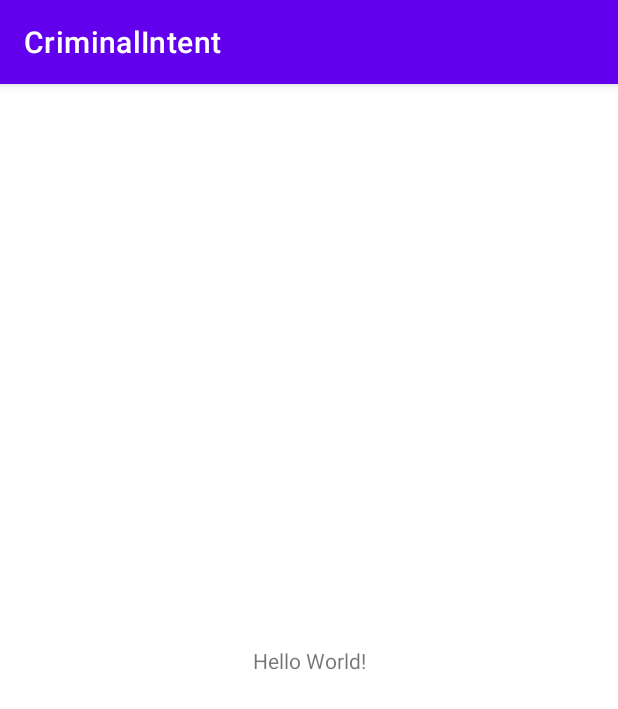
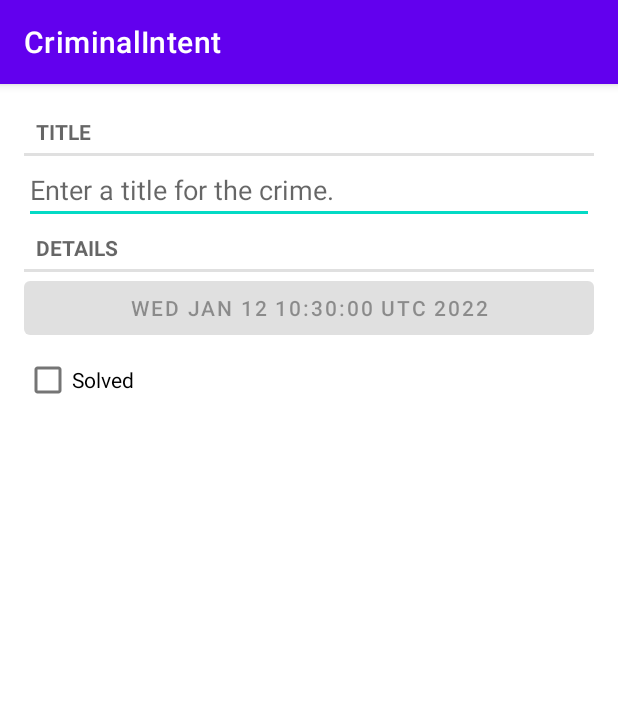
Before and after one commit to dkqa/CriminalIntent, an Android app: the screen it shows after launch (MainActivity), on a phone screen of 412 x 824 dp. Shown: the top 709 px of the screen. Run offline under Robolectric (Android 15) with nearby library versions, the phone set to English and light mode, and no system bars.

Commit message:
Chapter 8 - UI-fragments and FragmentManager

```diff
--- a/app/build.gradle
+++ b/app/build.gradle
@@ -5,9 +5,12 @@ plugins {
 
 android {
     compileSdkVersion 29
-    buildToolsVersion "31.0.0"
+    buildToolsVersion "29.0.2"
 
     defaultConfig {
+        configurations.all {
+            resolutionStrategy { force 'androidx.core:core-ktx:1.6.0' }
+        }
         applicationId "com.dkqa.android.criminalintent"
         minSdkVersion 21
         targetSdkVersion 29
@@ -36,7 +39,8 @@ dependencies {
 
     implementation "org.jetbrains.kotlin:kotlin-stdlib:$kotlin_version"
     implementation 'androidx.core:core-ktx:1.7.0'
-    implementation 'androidx.appcompat:appcompat:1.4.0'
+    implementation 'androidx.appcompat:appcompat:1.3.0'
+    implementation 'androidx.lifecycle:lifecycle-extensions:2.0.0'
     implementation 'com.google.android.material:material:1.4.0'
     implementation 'androidx.constraintlayout:constraintlayout:2.1.2'
     testImplementation 'junit:junit:4.+'
--- /dev/null
+++ b/app/src/main/java/com/dkqa/android/criminalintent/Crime.kt
@@ -0,0 +1,10 @@
+package com.dkqa.android.criminalintent
+
+import java.util.*
+
+class Crime(val id: UUID = UUID.randomUUID(),
+            var title: String = "",
+            var date: Date = Date(),
+            var isSolved: Boolean = false) {
+
+}
--- /dev/null
+++ b/app/src/main/java/com/dkqa/android/criminalintent/CrimeFragment.kt
@@ -0,0 +1,69 @@
+package com.dkqa.android.criminalintent
+
+import android.os.Bundle
+import android.text.Editable
+import android.text.TextWatcher
+import android.view.LayoutInflater
+import android.view.View
+import android.view.ViewGroup
+import android.widget.Button
+import android.widget.CheckBox
+import android.widget.EditText
+import androidx.fragment.app.Fragment
+
+class CrimeFragment : Fragment() {
+
+    private lateinit var crime: Crime
+    private lateinit var titleField: EditText
+    private lateinit var dateButton: Button
+    private lateinit var solvedCheckBox: CheckBox
+
+    override fun onCreate(savedInstanceState: Bundle?) {
+        super.onCreate(savedInstanceState)
+        crime = Crime()
+    }
+
+    override fun onCreateView(
+        inflater: LayoutInflater,
+        container: ViewGroup?,
+        savedInstanceState: Bundle?
+    ): View? {
+        val view = inflater.inflate(R.layout.fragment_crime, container, false)
+        titleField = view.findViewById(R.id.crime_title) as EditText
+        dateButton = view.findViewById(R.id.crime_date) as Button
+        solvedCheckBox = view.findViewById(R.id.crime_solved) as CheckBox
+
+        dateButton.apply {
+            text = crime.date.toString()
+            isEnabled = false
+        }
+
+        return view
+    }
+
+    override fun onStart() {
+        super.onStart()
+
+        val titleWatcher = object : TextWatcher {
+            override fun beforeTextChanged(s: CharSequence?, start: Int, count: Int, after: Int) {
+                TODO("Not yet implemented")
+            }
+
+            override fun onTextChanged(s: CharSequence?, start: Int, before: Int, count: Int) {
+                crime.title = s.toString()
+            }
+
+            override fun afterTextChanged(s: Editable?) {
+                TODO("Not yet implemented")
+            }
+        }
+
+        titleField.addTextChangedListener(titleWatcher)
+
+        solvedCheckBox.apply {
+            setOnCheckedChangeListener { _, isChecked ->
+                crime.isSolved = isChecked
+            }
+        }
+    }
+}
--- a/app/src/main/java/com/dkqa/android/criminalintent/MainActivity.kt
+++ b/app/src/main/java/com/dkqa/android/criminalintent/MainActivity.kt
@@ -7,5 +7,15 @@ class MainActivity : AppCompatActivity() {
     override fun onCreate(savedInstanceState: Bundle?) {
         super.onCreate(savedInstanceState)
         setContentView(R.layout.activity_main)
+
+        val currentFragment = supportFragmentManager.findFragmentById(R.id.fragment_container)
+
+        if (currentFragment == null) {
+            val fragment = CrimeFragment()
+            supportFragmentManager
+                .beginTransaction()
+                .add(R.id.fragment_container, fragment)
+                .commit()
+        }
     }
 }
--- a/app/src/main/res/layout/activity_main.xml
+++ b/app/src/main/res/layout/activity_main.xml
@@ -1,18 +1,5 @@
 <?xml version="1.0" encoding="utf-8"?>
-<androidx.constraintlayout.widget.ConstraintLayout xmlns:android="http://schemas.android.com/apk/res/android"
-    xmlns:app="http://schemas.android.com/apk/res-auto"
-    xmlns:tools="http://schemas.android.com/tools"
+<FrameLayout xmlns:android="http://schemas.android.com/apk/res/android"
+    android:id="@+id/fragment_container"
     android:layout_width="match_parent"
-    android:layout_height="match_parent"
-    tools:context=".MainActivity">
-
-    <TextView
-        android:layout_width="wrap_content"
-        android:layout_height="wrap_content"
-        android:text="Hello World!"
-        app:layout_constraintBottom_toBottomOf="parent"
-        app:layout_constraintLeft_toLeftOf="parent"
-        app:layout_constraintRight_toRightOf="parent"
-        app:layout_constraintTop_toTopOf="parent" />
-
-</androidx.constraintlayout.widget.ConstraintLayout>
+    android:layout_height="match_parent" />
--- /dev/null
+++ b/app/src/main/res/layout/fragment_crime.xml
@@ -0,0 +1,39 @@
+<?xml version="1.0" encoding="utf-8"?>
+<LinearLayout xmlns:android="http://schemas.android.com/apk/res/android"
+    xmlns:tools="http://schemas.android.com/tools"
+    android:layout_width="match_parent"
+    android:layout_height="match_parent"
+    android:layout_margin="16dp"
+    android:orientation="vertical">
+
+    <TextView
+        style="?android:listSeparatorTextViewStyle"
+        android:layout_width="match_parent"
+        android:layout_height="wrap_content"
+        android:text="@string/crime_title_label" />
+
+    <EditText
+        android:id="@+id/crime_title"
+        android:layout_width="match_parent"
+        android:layout_height="wrap_content"
+        android:hint="@string/crime_title_hint" />
+
+    <TextView
+        style="?android:listSeparatorTextViewStyle"
+        android:layout_width="match_parent"
+        android:layout_height="wrap_content"
+        android:text="@string/crime_details_label" />
+
+    <Button
+        android:id="@+id/crime_date"
+        android:layout_width="match_parent"
+        android:layout_height="wrap_content"
+        tools:text="Wed Nov 14 11:56 EST 2022" />
+
+    <CheckBox
+        android:id="@+id/crime_solved"
+        android:layout_width="match_parent"
+        android:layout_height="wrap_content"
+        android:text="@string/crime_solved_label" />
+
+</LinearLayout>
--- a/app/src/main/res/values/strings.xml
+++ b/app/src/main/res/values/strings.xml
@@ -1,3 +1,7 @@
 <resources>
     <string name="app_name">CriminalIntent</string>
+    <string name="crime_title_hint">Enter a title for the crime.</string>
+    <string name="crime_title_label">Title</string>
+    <string name="crime_details_label">Details</string>
+    <string name="crime_solved_label">Solved</string>
 </resources>
```
